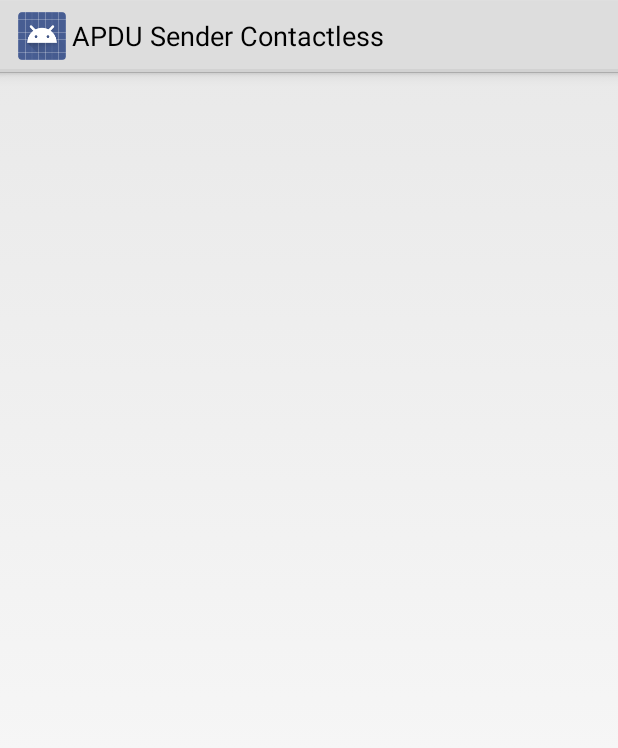
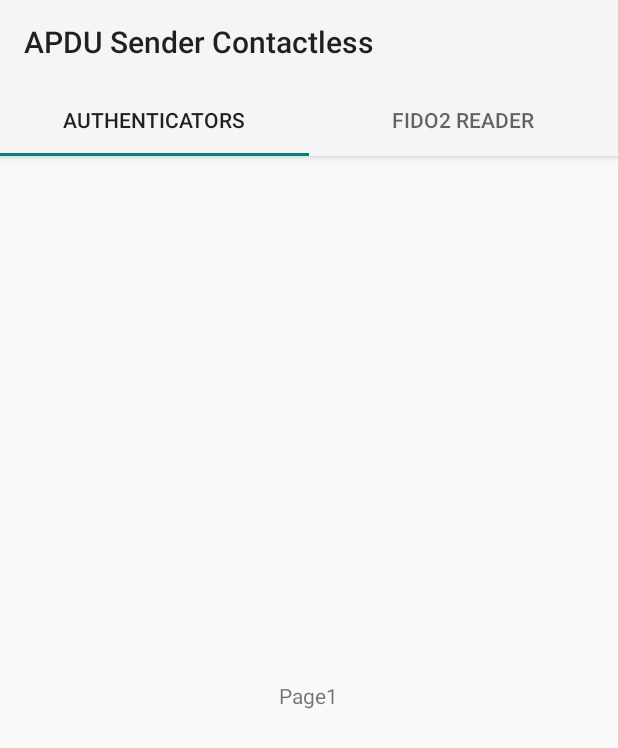
Before and after one commit to stella-ki/FIDOReader, an Android app: the screen it shows after launch (MainActivity), on a phone screen of 412 x 824 dp. Shown: the top 748 px of the screen. Run offline under Robolectric (Android 15) with nearby library versions, the phone set to English and light mode, and no system bars.

Commit message:
tap layout 완성

```diff
--- a/app/build.gradle
+++ b/app/build.gradle
@@ -25,6 +25,7 @@ dependencies {
     implementation 'androidx.constraintlayout:constraintlayout:1.1.3'
     implementation 'com.google.android.material:material:1.1.0'
 
+    implementation 'androidx.legacy:legacy-support-v4:1.0.0'
     testImplementation 'junit:junit:4.12'
     androidTestImplementation 'androidx.test.ext:junit:1.1.0'
     androidTestImplementation 'androidx.test.espresso:espresso-core:3.1.1'
--- a/app/src/main/AndroidManifest.xml
+++ b/app/src/main/AndroidManifest.xml
@@ -12,6 +12,7 @@
         android:supportsRtl="true">
         <activity
             android:name=".MainActivity"
+            android:theme="@style/Theme.AppCompat.Light.NoActionBar"
             android:label="@string/app_name"
             android:screenOrientation="portrait">
             <intent-filter>
--- a/app/src/main/java/com/syki/fidoreader/Fragment1.java
+++ /dev/null
@@ -1,21 +0,0 @@
-package com.syki.fidoreader;
-
-import android.os.Bundle;
-import android.view.LayoutInflater;
-import android.view.View;
-import android.view.ViewGroup;
-
-import androidx.annotation.NonNull;
-import androidx.annotation.Nullable;
-import androidx.fragment.app.Fragment;
-
-public class Fragment1 extends Fragment {
-
-    @Nullable
-    @Override
-    public View onCreateView(@NonNull LayoutInflater inflater, @Nullable ViewGroup container, @Nullable Bundle savedInstanceState) {
-        ViewGroup rootView = (ViewGroup) inflater.inflate(R.layout.fragment1, container, false);
-
-        return rootView;
-    }
-}
--- a/app/src/main/java/com/syki/fidoreader/Fragment2.java
+++ /dev/null
@@ -1,21 +0,0 @@
-package com.syki.fidoreader;
-
-import android.os.Bundle;
-import android.view.LayoutInflater;
-import android.view.View;
-import android.view.ViewGroup;
-
-import androidx.annotation.NonNull;
-import androidx.annotation.Nullable;
-import androidx.fragment.app.Fragment;
-
-public class Fragment2 extends Fragment {
-
-    @Nullable
-    @Override
-    public View onCreateView(@NonNull LayoutInflater inflater, @Nullable ViewGroup container, @Nullable Bundle savedInstanceState) {
-        ViewGroup rootView = (ViewGroup) inflater.inflate(R.layout.fragment2, container, false);
-
-        return rootView;
-    }
-}
--- a/app/src/main/java/com/syki/fidoreader/Fragment3.java
+++ /dev/null
@@ -1,21 +0,0 @@
-package com.syki.fidoreader;
-
-import android.os.Bundle;
-import android.view.LayoutInflater;
-import android.view.View;
-import android.view.ViewGroup;
-
-import androidx.annotation.NonNull;
-import androidx.annotation.Nullable;
-import androidx.fragment.app.Fragment;
-
-public class Fragment3 extends Fragment {
-
-    @Nullable
-    @Override
-    public View onCreateView(@NonNull LayoutInflater inflater, @Nullable ViewGroup container, @Nullable Bundle savedInstanceState) {
-        ViewGroup rootView = (ViewGroup) inflater.inflate(R.layout.fragment3, container, false);
-
-        return rootView;
-    }
-}
--- a/app/src/main/java/com/syki/fidoreader/MainActivity.java
+++ b/app/src/main/java/com/syki/fidoreader/MainActivity.java
@@ -2,47 +2,57 @@ package com.syki.fidoreader;
 
 import android.os.Bundle;
 
+import androidx.appcompat.app.AppCompatActivity;
 import androidx.fragment.app.Fragment;
-import androidx.fragment.app.FragmentActivity;
 
 import com.google.android.material.tabs.TabLayout;
+import com.syki.fidoreader.fagment.page1;
+import com.syki.fidoreader.fagment.page2;
 
-public class MainActivity extends FragmentActivity {
-
-    TabLayout tabs;
-
-    Fragment1 fragment1;
-    Fragment2 fragment2;
-    Fragment3 fragment3;
+public class MainActivity extends AppCompatActivity {
+    Fragment page1;
+    Fragment page2;
 
     @Override
     protected void onCreate(Bundle savedInstanceState) {
         super.onCreate(savedInstanceState);
         setContentView(R.layout.activity_main);
 
-        fragment1 = new Fragment1();
-        fragment2 = new Fragment2();
-        fragment3 = new Fragment3();
+        //액션바에 툴바 추가
+        androidx.appcompat.widget.Toolbar toolbar =
+                (androidx.appcompat.widget.Toolbar) findViewById(R.id.toolbar);
+        setSupportActionBar(toolbar);
 
-        getSupportFragmentManager().beginTransaction().add(R.id.container, fragment1).commit();
 
-        tabs = findViewById(R.id.tabs);
-        tabs.addTab(tabs.newTab().setText("친구"));
-        tabs.addTab(tabs.newTab().setText("채팅"));
-        tabs.addTab(tabs.newTab().setText("더보기"));
+        //프래그먼트 선언
+        page1 = new page1();
+        page2 = new page2();
 
-        tabs.setOnTabSelectedListener(new TabLayout.OnTabSelectedListener() {
+        getSupportFragmentManager().beginTransaction()
+                .add(R.id.container,page1).commit();
+        //탭 레이아웃 호출 후 탭 추가
+        TabLayout tabs = (TabLayout) findViewById(R.id.tabLayout);
+        tabs.addTab(tabs.newTab().setText("Authenticators"));
+        tabs.addTab(tabs.newTab().setText("FIDO2 Reader"));
+
+        //각 탭을 누를 때 메소드 호출
+        tabs.addOnTabSelectedListener(new TabLayout.OnTabSelectedListener() {
             @Override
             public void onTabSelected(TabLayout.Tab tab) {
+                //몇번째 탭을 선택했는지 가져옴
                 int position = tab.getPosition();
+
+                //탭을 선택 한것에 따라 프래그먼트를 바꾼다.
                 Fragment selected = null;
-                if(position == 0)
-                    selected = fragment1;
-                else if(position == 1)
-                    selected = fragment2;
-                else if(position == 2)
-                    selected = fragment3;
-                getSupportFragmentManager().beginTransaction().replace(R.id.container, selected).commit();
+                if(position == 0){
+                    selected = page1;
+                }
+                else if(position == 1){
+                    selected = page2;
+                }
+
+                getSupportFragmentManager().beginTransaction()
+                        .replace(R.id.container,selected).commit();
             }
 
             @Override
@@ -55,7 +65,9 @@ public class MainActivity extends FragmentActivity {
 
             }
         });
-
     }
 
+
+
+
 }
--- /dev/null
+++ b/app/src/main/java/com/syki/fidoreader/fagment/page1.java
@@ -0,0 +1,24 @@
+package com.syki.fidoreader.fagment;
+
+import android.content.Context;
+import android.net.Uri;
+import android.os.Bundle;
+
+import androidx.annotation.NonNull;
+import androidx.annotation.Nullable;
+import androidx.fragment.app.Fragment;
+
+import android.view.LayoutInflater;
+import android.view.View;
+import android.view.ViewGroup;
+
+import com.syki.fidoreader.R;
+
+
+public class page1 extends Fragment {
+    @Nullable
+    @Override
+    public View onCreateView(@NonNull LayoutInflater inflater, @Nullable ViewGroup container, @Nullable Bundle savedInstanceState) {
+        return inflater.inflate(R.layout.fragment_page1, container, false);
+    }
+}
--- /dev/null
+++ b/app/src/main/java/com/syki/fidoreader/fagment/page2.java
@@ -0,0 +1,24 @@
+package com.syki.fidoreader.fagment;
+
+import android.content.Context;
+import android.net.Uri;
+import android.os.Bundle;
+
+import androidx.annotation.NonNull;
+import androidx.annotation.Nullable;
+import androidx.fragment.app.Fragment;
+
+import android.view.LayoutInflater;
+import android.view.View;
+import android.view.ViewGroup;
+
+import com.syki.fidoreader.R;
+
+
+public class page2 extends Fragment {
+    @Nullable
+    @Override
+    public View onCreateView(@NonNull LayoutInflater inflater, @Nullable ViewGroup container, @Nullable Bundle savedInstanceState) {
+        return inflater.inflate(R.layout.fragment_page2, container, false);
+    }
+}
--- a/app/src/main/res/layout/activity_main.xml
+++ b/app/src/main/res/layout/activity_main.xml
@@ -1,28 +1,49 @@
 <?xml version="1.0" encoding="utf-8"?>
-<RelativeLayout xmlns:android="http://schemas.android.com/apk/res/android"
+<androidx.constraintlayout.widget.ConstraintLayout xmlns:android="http://schemas.android.com/apk/res/android"
+    xmlns:app="http://schemas.android.com/apk/res-auto"
     xmlns:tools="http://schemas.android.com/tools"
     android:layout_width="match_parent"
     android:layout_height="match_parent"
-    xmlns:app="http://schemas.android.com/apk/res-auto"
-    tools:context="com.syki.fidoreader.MainActivity">
+    tools:context=".MainActivity">
 
-    <com.google.android.material.tabs.TabLayout
-        android:id="@+id/tabs"
+    <com.google.android.material.appbar.AppBarLayout
+        android:id="@+id/appBarLayout"
         android:layout_width="match_parent"
         android:layout_height="wrap_content"
-        android:elevation="1dp"
-        android:background="@android:color/background_light"
-        app:tabMode="fixed"
-        app:tabGravity="fill"
-        app:tabTextColor="@color/colorPrimary"
-        app:tabSelectedTextColor="@color/colorAccent" />
+        app:layout_constraintBottom_toTopOf="@+id/container"
+        app:layout_constraintEnd_toEndOf="parent"
+        app:layout_constraintStart_toStartOf="parent"
+        app:layout_constraintTop_toTopOf="parent">
+
+        <androidx.appcompat.widget.Toolbar
+            android:id="@+id/toolbar"
+            android:layout_width="match_parent"
+            android:layout_height="wrap_content"
+            android:elevation="1dp">
+
+        </androidx.appcompat.widget.Toolbar>
+
+        <com.google.android.material.tabs.TabLayout
+            android:id="@+id/tabLayout"
+            android:layout_width="match_parent"
+            android:layout_height="wrap_content"
+            app:layout_constraintBottom_toBottomOf="parent"
+            app:layout_constraintLeft_toLeftOf="parent"
+            app:layout_constraintRight_toRightOf="parent">
+
+        </com.google.android.material.tabs.TabLayout>
+
+    </com.google.android.material.appbar.AppBarLayout>
 
     <FrameLayout
         android:id="@+id/container"
-        android:layout_below="@id/tabs"
-        android:layout_width="match_parent"
-        android:layout_height="match_parent" >
+        android:layout_width="0dp"
+        android:layout_height="0dp"
+        app:layout_behavior="@string/appbar_scrolling_view_behavior"
+        app:layout_constraintBottom_toBottomOf="parent"
+        app:layout_constraintEnd_toEndOf="parent"
+        app:layout_constraintStart_toStartOf="parent"
+        app:layout_constraintTop_toBottomOf="@+id/appBarLayout"></FrameLayout>
 
-    </FrameLayout>
 
-</RelativeLayout>
+</androidx.constraintlayout.widget.ConstraintLayout>
--- /dev/null
+++ b/app/src/main/res/layout/fragment_page1.xml
@@ -0,0 +1,9 @@
+<?xml version="1.0" encoding="utf-8"?>
+<RelativeLayout xmlns:android="http://schemas.android.com/apk/res/android"
+    android:layout_width="match_parent" android:layout_height="match_parent">
+    <TextView
+        android:layout_width="wrap_content"
+        android:layout_height="wrap_content"
+        android:layout_centerInParent="true"
+        android:text="Page1" />
+</RelativeLayout>
--- /dev/null
+++ b/app/src/main/res/values/style.xml
@@ -0,0 +1,6 @@
+<?xml version="1.0" encoding="utf-8"?>
+<resources>
+    <style name="TabAppTheme" parent="Theme.AppCompat.Light.DarkActionBar">
+    </style>
+
+</resources>
```
Also changed, not shown: app/src/main/res/layout/fragment1.xml (deleted, +0 -11 lines), app/src/main/res/layout/fragment2.xml (deleted, +0 -11 lines), app/src/main/res/layout/fragment3.xml (deleted, +0 -11 lines), app/src/main/res/layout/fragment_page2.xml (added, +9 -0 lines), app/src/main/res/values/strings.xml (+4 -3 lines), 712 other files.
